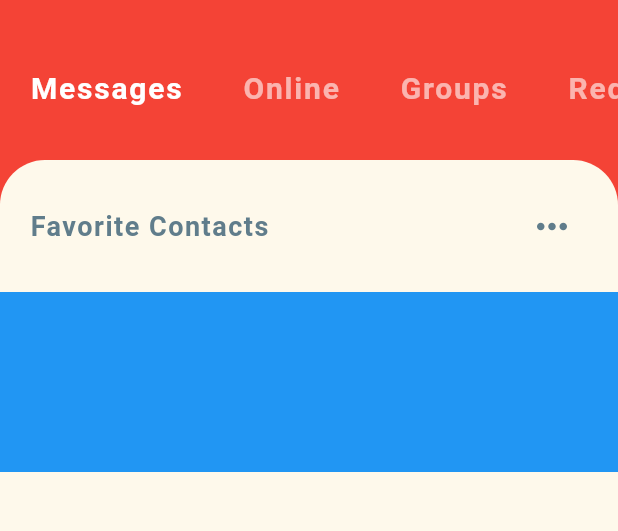
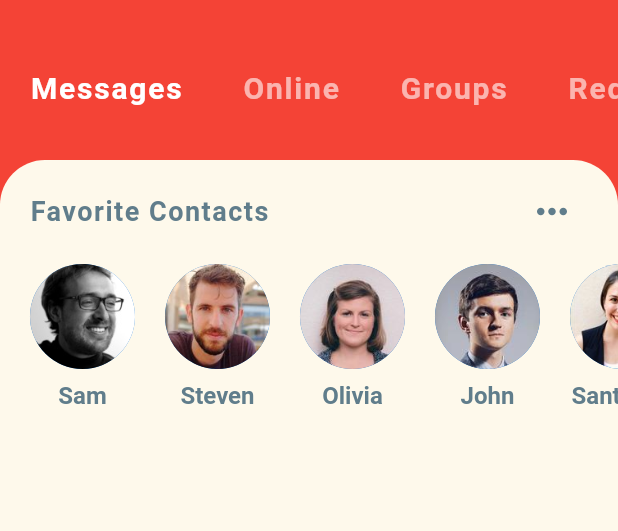
Before and after one commit to Sarvesh-SP/chatApp_UI, a Flutter app: the screen it shows after launch, on a phone screen of 412 x 824 dp, the part 59-590 px from its top. Run offline on Flutter 3.47's test engine with Material 2 defaults, Android fonts, the phone set to English and light mode, and no system bars.

Commit message:
Added favorite contacts

```diff
--- a/lib/models/message_model.dart
+++ b/lib/models/message_model.dart
@@ -21,19 +21,19 @@ class Message {
 final User currentUser = User(
   id: 0,
   name: 'Current User',
-  imageUrl: 'assets/images/greg.jpg',
+  imageUrl: 'assets/images/olivia.jpg',
 );
 
 // USERS
-final User greg = User(
+final User Santhosh = User(
   id: 1,
-  name: 'Greg',
-  imageUrl: 'assets/images/greg.jpg',
+  name: 'Santhosh',
+  imageUrl: 'assets/images/santhosh.jpg',
 );
-final User james = User(
+final User rayson = User(
   id: 2,
-  name: 'James',
-  imageUrl: 'assets/images/james.jpg',
+  name: 'rayson',
+  imageUrl: 'assets/images/rayson.jpg',
 );
 final User john = User(
   id: 3,
@@ -53,7 +53,7 @@ final User sam = User(
 final User sophia = User(
   id: 6,
   name: 'Sophia',
-  imageUrl: 'assets/images/sophia.jpg',
+  imageUrl: 'assets/images/yashas.jpg',
 );
 final User steven = User(
   id: 7,
@@ -62,12 +62,12 @@ final User steven = User(
 );
 
 // FAVORITE CONTACTS
-List<User> favorites = [sam, steven, olivia, john, greg];
+List<User> favorites = [sam, steven, olivia, john, Santhosh];
 
 // EXAMPLE CHATS ON HOME SCREEN
 List<Message> chats = [
   Message(
-    sender: james,
+    sender: Santhosh,
     time: '5:30 PM',
     text: 'Hey, how\'s it going? What did you do today?',
     isLiked: false,
@@ -109,7 +109,7 @@ List<Message> chats = [
     unread: false,
   ),
   Message(
-    sender: greg,
+    sender: Santhosh,
     time: '11:30 AM',
     text: 'Hey, how\'s it going? What did you do today?',
     isLiked: false,
@@ -120,7 +120,7 @@ List<Message> chats = [
 // EXAMPLE MESSAGES IN CHAT SCREEN
 List<Message> messages = [
   Message(
-    sender: james,
+    sender: rayson,
     time: '5:30 PM',
     text: 'Hey, how\'s it going? What did you do today?',
     isLiked: true,
@@ -134,14 +134,14 @@ List<Message> messages = [
     unread: true,
   ),
   Message(
-    sender: james,
+    sender: steven,
     time: '3:45 PM',
     text: 'How\'s the doggo?',
     isLiked: false,
     unread: true,
   ),
   Message(
-    sender: james,
+    sender: steven,
     time: '3:15 PM',
     text: 'All the food',
     isLiked: true,
@@ -155,7 +155,7 @@ List<Message> messages = [
     unread: true,
   ),
   Message(
-    sender: james,
+    sender: rayson,
     time: '2:00 PM',
     text: 'I ate so much food today.',
     isLiked: false,
--- a/lib/widgets/favorite_contacts.dart
+++ b/lib/widgets/favorite_contacts.dart
@@ -4,9 +4,11 @@ import 'package:chatapp/models/message_model.dart';
 class FavoriteContacts extends StatelessWidget {
   @override
   Widget build(BuildContext context) {
-    return Column(children: <Widget>[
+    return Padding(
+      padding: EdgeInsets.symmetric(vertical: 10.0),
+      child: Column(children: <Widget>[
         Padding(
-        padding: EdgeInsets.symmetric(horizontal: 20.0, vertical: 20.0),
+          padding: EdgeInsets.symmetric(horizontal: 20.0),
           child: Row(
               mainAxisAlignment: MainAxisAlignment.spaceBetween,
               children: <Widget>[
@@ -28,9 +30,35 @@ class FavoriteContacts extends StatelessWidget {
         ),
         Container(
           height: 120.0,
-        color: Colors.blue,
-        //child: ListView.builder(itemCount: favorites.length),
+          child: ListView.builder(
+            itemCount: favorites.length,
+            scrollDirection: Axis.horizontal,
+            padding: EdgeInsets.only(left: 10.0),
+            itemBuilder: (BuildContext context, int index) {
+              return Padding(
+                padding: EdgeInsets.all(10.0),
+                child: Column(
+                  mainAxisAlignment: MainAxisAlignment.spaceEvenly,
+                  children: <Widget>[
+                    CircleAvatar(
+                      radius: 35.0,
+                      backgroundImage: AssetImage(favorites[index].imageUrl),
+                    ),
+                    SizedBox(height: 6.0),
+                    Text(
+                      favorites[index].name,
+                      style: TextStyle(
+                          color: Colors.blueGrey,
+                          fontSize: 16.0,
+                          fontWeight: FontWeight.w600),
+                    ),
+                  ],
+                ),
+              );
+            },
+          ),
         )
-    ]);
+      ]),
+    );
   }
 }
```
Lines whose indentation alone changed are shown as unchanged.
